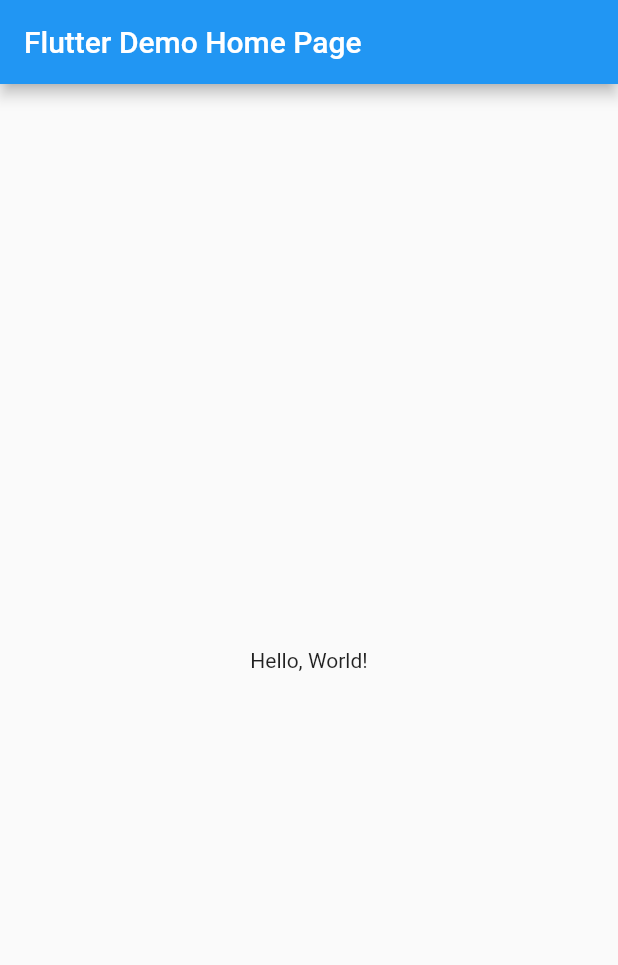
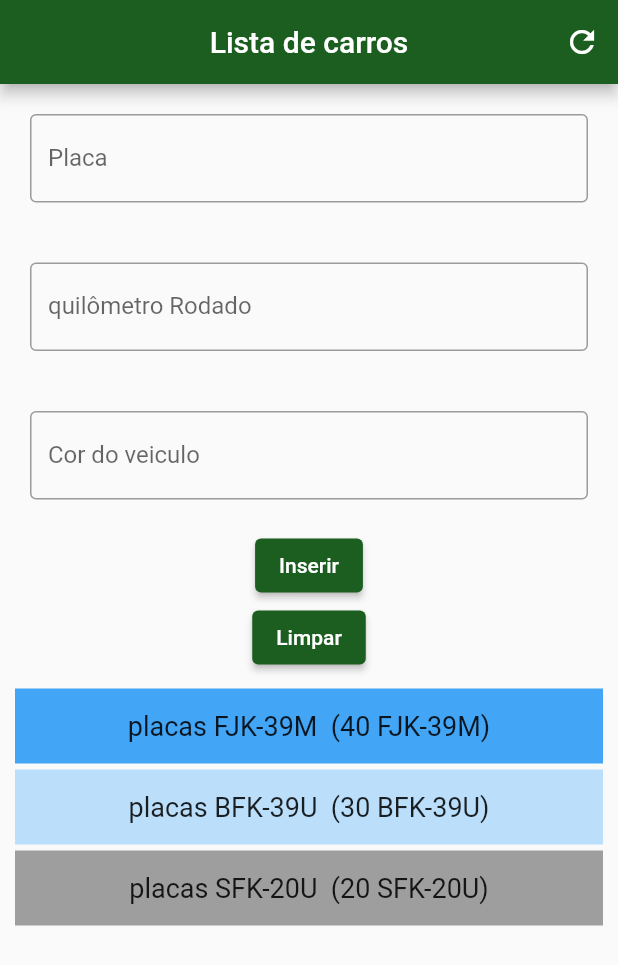
Before and after one commit to reidnersousa/Trabalho_2_Flutter, a Flutter app: the screen it shows after launch, on a phone screen of 412 x 824 dp. Shown: the top 965 px of the screen. Run offline on Flutter 3.47's test engine with Material 2 defaults, Android fonts, the phone set to English and light mode, and no system bars.

Commit message:
lista de carros

```diff
--- a/lib/main.dart
+++ b/lib/main.dart
@@ -1,42 +1,17 @@
 import 'package:flutter/material.dart';
+import 'model/carro.dart';
+import 'view/lista_carro.dart';
 
-void main() => runApp(MyApp());
-
-class MyApp extends StatelessWidget {
-  const MyApp({super.key});
-  // This widget is the root of your application.
-  @override
-  Widget build(BuildContext context) {
-    return MaterialApp(
-      // Application name
-      title: 'Flutter Hello World',
-      // Application theme data, you can set the colors for the application as
-      // you want
-      theme: ThemeData(
-        primarySwatch: Colors.blue,
-      ),
-      // A widget which will be started on application startup
-      home: MyHomePage(title: 'Flutter Demo Home Page'),
-    );
-  }
+void main() {
+  runApp((MaterialApp(
+    theme: ThemeData(
+        primaryColor: Colors.green[900],
+        buttonTheme: ButtonThemeData(
+          buttonColor: Colors.blueAccent[700],
+          textTheme: ButtonTextTheme.primary,
+        ),
+        colorScheme:
+            ColorScheme.fromSwatch().copyWith(secondary: Colors.blueAccent)),
+    home: Home(),
+  )));
 }
-
-class MyHomePage extends StatelessWidget {
-  final String title;
-  const MyHomePage({super.key, required this.title});
-
-  @override
-  Widget build(BuildContext context) {
-    return Scaffold(
-      appBar: AppBar(
-        // The title text which will be shown on the action bar
-        title: Text(title),
-      ),
-      body: Center(
-        child: Text(
-          'Hello, World!',
-        ),
-      ),
-    );
-  }
-}
--- /dev/null
+++ b/lib/model/carro.dart
@@ -0,0 +1,20 @@
+import 'package:flutter/material.dart';
+
+class Carro {
+  // String placa = "";
+  String cor = "";
+  // String ano = "";
+
+  final String _placa;
+  final int _ano;
+
+  // Curso(this._nome, this._cargaHoraria);
+  // String get nome => _nome;
+  // int get cargaHoraria => _cargaHoraria;
+
+  Carro(this._placa, this.cor, this._ano);
+  @override
+  String toString() {
+    return 'MinhaClasse{cor: $_placa, cor: $cor ano :$_ano }';
+  }
+}
--- /dev/null
+++ b/lib/view/lista_carro.dart
@@ -0,0 +1,127 @@
+import 'package:flutter/material.dart';
+
+class Home extends StatefulWidget {
+  @override
+  _HomeState createState() => _HomeState();
+}
+
+class _HomeState extends State<Home> {
+  TextEditingController _carroController = TextEditingController();
+
+  TextEditingController _anoCoontroller = TextEditingController();
+  TextEditingController _corController = TextEditingController();
+  TextEditingController _anoController = TextEditingController();
+
+  void _inserir() {
+    setState(() {
+      carros.insert(0, _carroController.text);
+      corControoller.insert(
+          0,
+          int.tryParse(_anoCoontroller.text) != null
+              ? int.parse(_anoCoontroller.text)
+              : 0);
+    });
+  }
+
+  _limparFormulario() {
+    _carroController.text = "";
+    _anoCoontroller.text = "";
+    _corController.text = "";
+  }
+
+  final List<String> carros = <String>["FJK-39M", "BFK-39U", "SFK-20U"];
+  final List<int> corControoller = <int>[40, 30, 20];
+
+  @override
+  Widget build(BuildContext context) {
+    return Scaffold(
+      appBar: AppBar(
+        title: Text("Lista de carros"),
+
+        actions: <Widget>[
+          IconButton(
+            icon: Icon(Icons.refresh),
+            onPressed: _limparFormulario,
+          )
+        ],
+
+        centerTitle: true,
+        backgroundColor: Theme.of(context).primaryColor,
+        //backgroundColor: Colors.brown,
+      ),
+      body: Column(
+        children: <Widget>[
+          Padding(
+            padding: EdgeInsets.all(20),
+            child: TextField(
+              controller: _carroController,
+              decoration: InputDecoration(
+                border: OutlineInputBorder(),
+                labelText: 'Placa',
+              ),
+            ),
+          ),
+          Padding(
+            padding: EdgeInsets.all(20),
+            child: TextField(
+              keyboardType: TextInputType.number,
+              controller: _anoCoontroller,
+              decoration: InputDecoration(
+                border: OutlineInputBorder(),
+                labelText: 'quilômetro Rodado',
+              ),
+            ),
+          ),
+          Padding(
+            padding: EdgeInsets.all(20),
+            child: TextField(
+              keyboardType: TextInputType.name,
+              controller: _corController,
+              decoration: InputDecoration(
+                border: OutlineInputBorder(),
+                labelText: 'Cor do veiculo',
+              ),
+            ),
+          ),
+          ElevatedButton(
+            onPressed: _inserir,
+            child: Text("Inserir"),
+            style: ElevatedButton.styleFrom(
+              primary: Theme.of(context).primaryColor,
+            ),
+          ),
+          ElevatedButton(
+            onPressed: _limparFormulario,
+            child: Text("Limpar"),
+            style: ElevatedButton.styleFrom(
+              primary: Theme.of(context).primaryColor,
+            ),
+          ),
+          Expanded(
+            child: ListView.builder(
+              padding: const EdgeInsets.all(8.0),
+              itemCount: carros.length,
+              itemBuilder: (BuildContext context, int index) {
+                return Container(
+                  height: 50,
+                  margin: EdgeInsets.all(2.0),
+                  color: corControoller[index] >= 40
+                      ? Colors.blue[400]
+                      : corControoller[index] >= 30
+                          ? Colors.blue[100]
+                          : Colors.grey,
+                  child: Center(
+                    child: Text(
+                      "placas ${carros[index]}  (${corControoller[index]} ${carros[index]})",
+                      style: TextStyle(fontSize: 18),
+                    ),
+                  ),
+                );
+              },
+            ),
+          ),
+        ],
+      ),
+    );
+  }
+}
```
